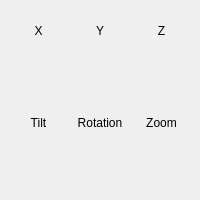
Above: forminfo.ui from rosymaro/qt_pexviewer before the change. Below: the same form after it.
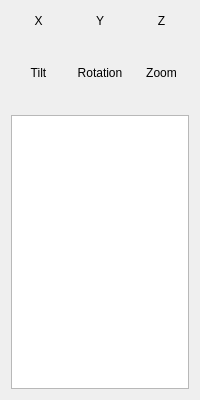
That is the form after the change.

Patch:
```diff
--- a/forminfo.ui
+++ b/forminfo.ui
@@ -7,9 +7,15 @@
     <x>0</x>
     <y>0</y>
     <width>200</width>
-    <height>200</height>
+    <height>400</height>
    </rect>
   </property>
+  <property name="maximumSize">
+   <size>
+    <width>200</width>
+    <height>16777215</height>
+   </size>
+  </property>
   <property name="windowTitle">
    <string>Dialog</string>
   </property>
@@ -18,6 +24,24 @@
     <layout class="QGridLayout" name="gridLayout">
      <item row="0" column="0">
       <widget class="QLabel" name="label">
+       <property name="sizePolicy">
+        <sizepolicy hsizetype="Preferred" vsizetype="Fixed">
+         <horstretch>0</horstretch>
+         <verstretch>0</verstretch>
+        </sizepolicy>
+       </property>
+       <property name="minimumSize">
+        <size>
+         <width>0</width>
+         <height>20</height>
+        </size>
+       </property>
+       <property name="maximumSize">
+        <size>
+         <width>16777215</width>
+         <height>20</height>
+        </size>
+       </property>
        <property name="text">
         <string>X</string>
        </property>
@@ -28,6 +52,18 @@
      </item>
      <item row="3" column="2">
       <widget class="QLabel" name="infoZoom">
+       <property name="sizePolicy">
+        <sizepolicy hsizetype="Preferred" vsizetype="Fixed">
+         <horstretch>0</horstretch>
+         <verstretch>0</verstretch>
+        </sizepolicy>
+       </property>
+       <property name="minimumSize">
+        <size>
+         <width>0</width>
+         <height>20</height>
+        </size>
+       </property>
        <property name="text">
         <string/>
        </property>
@@ -38,6 +74,18 @@
      </item>
      <item row="1" column="2">
       <widget class="QLabel" name="pointZ">
+       <property name="sizePolicy">
+        <sizepolicy hsizetype="Preferred" vsizetype="Fixed">
+         <horstretch>0</horstretch>
+         <verstretch>0</verstretch>
+        </sizepolicy>
+       </property>
+       <property name="minimumSize">
+        <size>
+         <width>0</width>
+         <height>20</height>
+        </size>
+       </property>
        <property name="text">
         <string/>
        </property>
@@ -48,6 +96,18 @@
      </item>
      <item row="3" column="0">
       <widget class="QLabel" name="infoTilt">
+       <property name="sizePolicy">
+        <sizepolicy hsizetype="Preferred" vsizetype="Fixed">
+         <horstretch>0</horstretch>
+         <verstretch>0</verstretch>
+        </sizepolicy>
+       </property>
+       <property name="minimumSize">
+        <size>
+         <width>0</width>
+         <height>20</height>
+        </size>
+       </property>
        <property name="text">
         <string/>
        </property>
@@ -58,6 +118,18 @@
      </item>
      <item row="3" column="1">
       <widget class="QLabel" name="infoRot">
+       <property name="sizePolicy">
+        <sizepolicy hsizetype="Preferred" vsizetype="Fixed">
+         <horstretch>0</horstretch>
+         <verstretch>0</verstretch>
+        </sizepolicy>
+       </property>
+       <property name="minimumSize">
+        <size>
+         <width>0</width>
+         <height>20</height>
+        </size>
+       </property>
        <property name="text">
         <string/>
        </property>
@@ -68,6 +140,18 @@
      </item>
      <item row="1" column="1">
       <widget class="QLabel" name="pointY">
+       <property name="sizePolicy">
+        <sizepolicy hsizetype="Preferred" vsizetype="Fixed">
+         <horstretch>0</horstretch>
+         <verstretch>0</verstretch>
+        </sizepolicy>
+       </property>
+       <property name="minimumSize">
+        <size>
+         <width>0</width>
+         <height>20</height>
+        </size>
+       </property>
        <property name="text">
         <string/>
        </property>
@@ -78,6 +162,24 @@
      </item>
      <item row="0" column="1">
       <widget class="QLabel" name="label_2">
+       <property name="sizePolicy">
+        <sizepolicy hsizetype="Preferred" vsizetype="Fixed">
+         <horstretch>0</horstretch>
+         <verstretch>0</verstretch>
+        </sizepolicy>
+       </property>
+       <property name="minimumSize">
+        <size>
+         <width>0</width>
+         <height>20</height>
+        </size>
+       </property>
+       <property name="maximumSize">
+        <size>
+         <width>16777215</width>
+         <height>20</height>
+        </size>
+       </property>
        <property name="text">
         <string>Y</string>
        </property>
@@ -88,6 +190,24 @@
      </item>
      <item row="0" column="2">
       <widget class="QLabel" name="label_4">
+       <property name="sizePolicy">
+        <sizepolicy hsizetype="Preferred" vsizetype="Fixed">
+         <horstretch>0</horstretch>
+         <verstretch>0</verstretch>
+        </sizepolicy>
+       </property>
+       <property name="minimumSize">
+        <size>
+         <width>0</width>
+         <height>20</height>
+        </size>
+       </property>
+       <property name="maximumSize">
+        <size>
+         <width>16777215</width>
+         <height>20</height>
+        </size>
+       </property>
        <property name="text">
         <string>Z</string>
        </property>
@@ -98,6 +218,24 @@
      </item>
      <item row="1" column="0">
       <widget class="QLabel" name="pointX">
+       <property name="sizePolicy">
+        <sizepolicy hsizetype="Preferred" vsizetype="Fixed">
+         <horstretch>0</horstretch>
+         <verstretch>0</verstretch>
+        </sizepolicy>
+       </property>
+       <property name="minimumSize">
+        <size>
+         <width>0</width>
+         <height>20</height>
+        </size>
+       </property>
+       <property name="maximumSize">
+        <size>
+         <width>16777215</width>
+         <height>20</height>
+        </size>
+       </property>
        <property name="text">
         <string/>
        </property>
@@ -108,6 +246,18 @@
      </item>
      <item row="2" column="0">
       <widget class="QLabel" name="label_10">
+       <property name="sizePolicy">
+        <sizepolicy hsizetype="Preferred" vsizetype="Fixed">
+         <horstretch>0</horstretch>
+         <verstretch>0</verstretch>
+        </sizepolicy>
+       </property>
+       <property name="minimumSize">
+        <size>
+         <width>0</width>
+         <height>20</height>
+        </size>
+       </property>
        <property name="text">
         <string>Tilt</string>
        </property>
@@ -118,6 +268,18 @@
      </item>
      <item row="2" column="1">
       <widget class="QLabel" name="label_11">
+       <property name="sizePolicy">
+        <sizepolicy hsizetype="Preferred" vsizetype="Fixed">
+         <horstretch>0</horstretch>
+         <verstretch>0</verstretch>
+        </sizepolicy>
+       </property>
+       <property name="minimumSize">
+        <size>
+         <width>0</width>
+         <height>20</height>
+        </size>
+       </property>
        <property name="text">
         <string>Rotation</string>
        </property>
@@ -128,6 +290,18 @@
      </item>
      <item row="2" column="2">
       <widget class="QLabel" name="label_12">
+       <property name="sizePolicy">
+        <sizepolicy hsizetype="Preferred" vsizetype="Fixed">
+         <horstretch>0</horstretch>
+         <verstretch>0</verstretch>
+        </sizepolicy>
+       </property>
+       <property name="minimumSize">
+        <size>
+         <width>0</width>
+         <height>20</height>
+        </size>
+       </property>
        <property name="text">
         <string>Zoom</string>
        </property>
@@ -138,6 +312,9 @@
      </item>
     </layout>
    </item>
+   <item>
+    <widget class="QListWidget" name="listWidget"/>
+   </item>
   </layout>
  </widget>
  <resources/>
```
